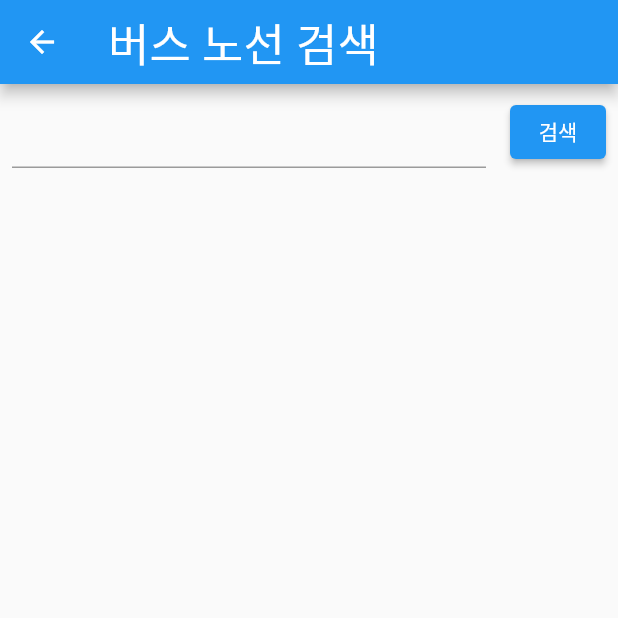
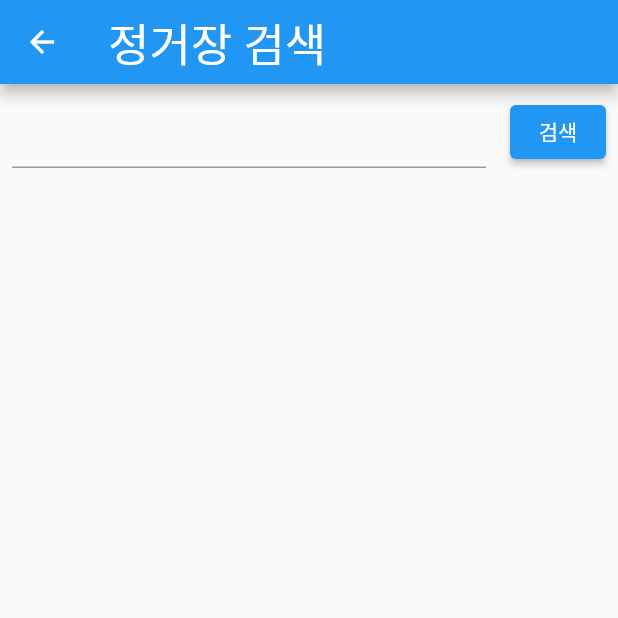
Before and after one commit to Raonshi/BusApp, a Flutter app: the screen it shows after launch, after a tap on "출발", on a phone screen of 412 x 824 dp, the top half of it. Run offline on Flutter 3.47's test engine with Material 2 defaults, Android fonts, the phone set to English and light mode, and no system bars; our stand-ins replace flutter_screenutil, logger; network calls fail.

Commit message:
정거장 출력 성공

```diff
--- a/smart_bus_app/lib/src/ui/find_way_widget.dart
+++ b/smart_bus_app/lib/src/ui/find_way_widget.dart
@@ -109,7 +109,7 @@ class _BodyState extends State<Body> {
     departure = await Navigator.push(
         context,
         MaterialPageRoute(
-            builder: (context) => SearchWidget()
+            builder: (context) => SearchStationWidget()
         )
     );
 
@@ -128,7 +128,7 @@ class _BodyState extends State<Body> {
     destination = await Navigator.push(
         context,
         MaterialPageRoute(
-            builder: (context) => SearchWidget()
+            builder: (context) => SearchStationWidget()
         )
     );
 
@@ -155,7 +155,7 @@ class _BodyState extends State<Body> {
     keyword = await Navigator.push(
         context,
         MaterialPageRoute(
-            builder: (context) => SearchWidget()
+            builder: (context) => SearchBusWidget()
         )
     );
 
--- a/smart_bus_app/lib/src/ui/search_widget.dart
+++ b/smart_bus_app/lib/src/ui/search_widget.dart
@@ -5,7 +5,7 @@ import 'package:smart_bus_app/src/provider/search_provider.dart';
 import 'package:smart_bus_app/src/ui/search_item.dart';
 
 
-class SearchWidget extends StatelessWidget {
+class SearchBusWidget extends StatelessWidget {
 
   @override
   Widget build(BuildContext context) {
@@ -87,3 +87,84 @@ class _SearchBusState extends State<SearchBus> {
     );
   }
 }
+
+
+class SearchStationWidget extends StatelessWidget {
+  @override
+  Widget build(BuildContext context) {
+    return ChangeNotifierProvider<SearchProvider>(
+      create: (_) => SearchProvider(),
+      child: SearchStation(),
+    );
+  }
+}
+
+class SearchStation extends StatefulWidget {
+  const SearchStation({Key key}) : super(key: key);
+
+  @override
+  _SearchStationState createState() => _SearchStationState();
+}
+
+class _SearchStationState extends State<SearchStation> {
+  TextEditingController textController = TextEditingController();
+  List<dynamic> stationList = [];
+
+  @override
+  Widget build(BuildContext context) {
+    final provider = Provider.of<SearchProvider>(context);
+
+    print('call');
+    return Scaffold(
+      appBar: AppBar(
+        title: Text('정거장 검색', style: TextStyle(fontSize: 30),),
+      ),
+      body: Column(
+        children: [
+          Row(
+            children: [
+              //검색창 입력
+              Expanded(
+                  child: Padding(
+                    padding: const EdgeInsets.all(8.0),
+                    child: TextField(
+                      controller: textController,
+                      onSubmitted: (String str){
+                        provider.search(str, Type.STATION);
+                        provider.filtering();
+                        stationList = provider.list;
+                      },
+                    ),
+                  )
+              ),
+
+              //검색창 입력 버튼
+              Padding(
+                padding: const EdgeInsets.all(8.0),
+                child: ElevatedButton(
+                  onPressed: () {
+                    provider.search(textController.text, Type.STATION);
+                    provider.filtering();
+                    stationList = provider.list;
+                  },
+                  child: Text('검색'),
+                ),
+              ),
+            ],
+          ),
+
+          //검색 결과 목록 출력
+          Expanded(
+            child: ListView.builder(
+              itemBuilder: (context, index){
+                return stationList[index];
+              },
+              itemCount: stationList.length,
+              reverse: false,
+            ),
+          ),
+        ],
+      ),
+    );
+  }
+}
--- a/smart_bus_app/lib/src/web_server.dart
+++ b/smart_bus_app/lib/src/web_server.dart
@@ -45,7 +45,7 @@ class WebServer {
     final service = "getStationList";
     final params = {
       "cityName": "청주",
-      "routeNo": station
+      "nodeNm": station
     };
 
     Uri uri = Uri.http(endpoint, service, params);
```
Also changed, not shown: smart_bus_app/lib/src/provider/search_provider.dart (+8 -5 lines), smart_bus_app/lib/src/ui/search_item.dart (+15 -24 lines), smart_bus_app/pubspec.lock.
